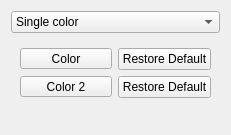
Above: Qt/ApplicationComponents/Resources/UI/pqBackgroundEditorWidget.ui from vbnhfylbh/ParaView before the change. Below: the same form after it.
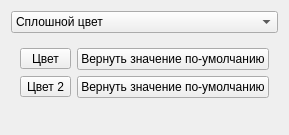
That is the form after the change. The open tabs and pages were chosen to show the change. Custom widgets are drawn as their Qt base class.

The edit to the form file:
```diff
--- a/Qt/ApplicationComponents/Resources/UI/pqBackgroundEditorWidget.ui
+++ b/Qt/ApplicationComponents/Resources/UI/pqBackgroundEditorWidget.ui
@@ -21,7 +21,7 @@
     <widget class="QComboBox" name="BackgroundType">
      <item>
       <property name="text">
-       <string>Single color</string>
+       <string>Сплошной цвет</string>
       </property>
      </item>
      <item>
@@ -52,7 +52,7 @@
           </sizepolicy>
          </property>
          <property name="text">
-          <string>Color</string>
+          <string>Цвет</string>
          </property>
         </widget>
        </item>
@@ -71,7 +71,7 @@
           </size>
          </property>
          <property name="text">
-          <string>Restore Default</string>
+          <string>Вернуть значение по-умолчанию</string>
          </property>
         </widget>
        </item>
@@ -84,7 +84,7 @@
           </sizepolicy>
          </property>
          <property name="text">
-          <string>Color 2</string>
+          <string>Цвет 2</string>
          </property>
         </widget>
        </item>
@@ -109,7 +109,7 @@
           </size>
          </property>
          <property name="text">
-          <string>Restore Default</string>
+          <string>Вернуть значение по-умолчанию</string>
          </property>
         </widget>
        </item>
```
Left out of the diff: 4 changed lines with no effect on the pictures.
